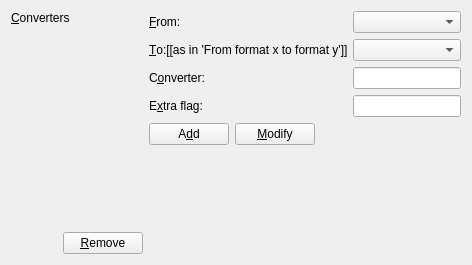
Before: the Qt Designer form src/frontends/qt4/ui/QPrefConvertersUi.ui in cburschka/lyx, drawn with Qt 5.
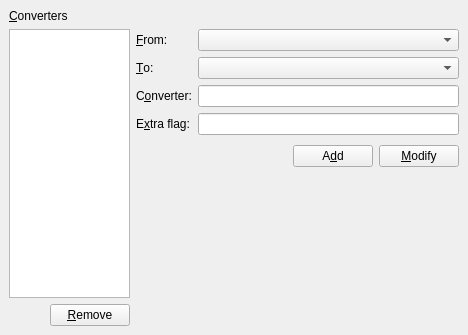
After: the same form once the commit is applied. Custom widgets are drawn as their Qt base class.

```diff
--- a/src/frontends/qt4/ui/QPrefConvertersUi.ui
+++ b/src/frontends/qt4/ui/QPrefConvertersUi.ui
@@ -8,8 +8,8 @@
    <rect>
     <x>0</x>
     <y>0</y>
-    <width>472</width>
-    <height>265</height>
+    <width>468</width>
+    <height>335</height>
    </rect>
   </property>
   <property name="windowTitle" >
@@ -17,28 +17,81 @@
   </property>
   <layout class="QGridLayout" >
    <property name="margin" >
-    <number>11</number>
+    <number>9</number>
    </property>
    <property name="spacing" >
     <number>6</number>
    </property>
-   <item row="0" column="1" >
-    <layout class="QGridLayout" >
-     <property name="margin" >
-      <number>0</number>
+   <item rowspan="7" row="1" column="3" >
+    <spacer>
+     <property name="orientation" >
+      <enum>Qt::Horizontal</enum>
      </property>
-     <property name="spacing" >
-      <number>6</number>
+     <property name="sizeHint" >
+      <size>
+       <width>40</width>
+       <height>291</height>
+      </size>
      </property>
-     <item row="0" column="0" >
-      <layout class="QGridLayout" >
+    </spacer>
+   </item>
+   <item row="6" column="1" colspan="2" >
+    <spacer>
+     <property name="orientation" >
+      <enum>Qt::Vertical</enum>
+     </property>
+     <property name="sizeType" >
+      <enum>QSizePolicy::Expanding</enum>
+     </property>
+     <property name="sizeHint" >
+      <size>
+       <width>323</width>
+       <height>71</height>
+      </size>
+     </property>
+    </spacer>
+   </item>
+   <item row="5" column="1" colspan="2" >
+    <layout class="QHBoxLayout" >
        <property name="margin" >
         <number>0</number>
        </property>
        <property name="spacing" >
         <number>6</number>
        </property>
-       <item row="0" column="1" >
+     <item>
+      <spacer>
+       <property name="orientation" >
+        <enum>Qt::Horizontal</enum>
+       </property>
+       <property name="sizeType" >
+        <enum>QSizePolicy::Expanding</enum>
+       </property>
+       <property name="sizeHint" >
+        <size>
+         <width>111</width>
+         <height>31</height>
+        </size>
+       </property>
+      </spacer>
+     </item>
+     <item>
+      <widget class="QPushButton" name="converterNewPB" >
+       <property name="text" >
+        <string>A&amp;dd</string>
+       </property>
+      </widget>
+     </item>
+     <item>
+      <widget class="QPushButton" name="converterModifyPB" >
+       <property name="text" >
+        <string>&amp;Modify</string>
+       </property>
+      </widget>
+     </item>
+    </layout>
+   </item>
+   <item row="1" column="2" >
         <widget class="QComboBox" name="converterFromCO" >
          <property name="sizePolicy" >
           <sizepolicy>
@@ -50,7 +103,7 @@
          </property>
         </widget>
        </item>
-       <item row="2" column="0" >
+   <item row="3" column="1" >
         <widget class="QLabel" name="converterLA" >
          <property name="text" >
           <string>C&amp;onverter:</string>
@@ -60,7 +113,7 @@
          </property>
         </widget>
        </item>
-       <item row="1" column="1" >
+   <item row="2" column="2" >
         <widget class="QComboBox" name="converterToCO" >
          <property name="sizePolicy" >
           <sizepolicy>
@@ -72,20 +125,20 @@
          </property>
         </widget>
        </item>
-       <item row="3" column="1" >
-        <widget class="QLineEdit" name="converterFlagED" />
-       </item>
-       <item row="1" column="0" >
+   <item row="2" column="1" >
         <widget class="QLabel" name="converterToLA" >
+     <property name="toolTip" >
+      <string>&lt;html>&lt;head>&lt;meta name="qrichtext" content="1" />&lt;/head>&lt;body style=" white-space: pre-wrap; font-family:Sans Serif; font-size:9pt; font-weight:400; font-style:normal; text-decoration:none;">&lt;p style=" margin-top:0px; margin-bottom:0px; margin-left:0px; margin-right:0px; -qt-block-indent:0; text-indent:0px;">[[as in 'From format x to format y']]&lt;/p>&lt;/body>&lt;/html></string>
+     </property>
          <property name="text" >
-          <string>&amp;To:[[as in 'From format x to format y']]</string>
+      <string>&amp;To:</string>
          </property>
          <property name="buddy" >
           <cstring>converterToCO</cstring>
          </property>
         </widget>
        </item>
-       <item row="0" column="0" >
+   <item row="1" column="1" >
         <widget class="QLabel" name="converterFromLA" >
          <property name="text" >
           <string>&amp;From:</string>
@@ -95,10 +148,10 @@
          </property>
         </widget>
        </item>
-       <item row="2" column="1" >
+   <item row="3" column="2" >
         <widget class="QLineEdit" name="converterED" />
        </item>
-       <item row="3" column="0" >
+   <item row="4" column="1" >
         <widget class="QLabel" name="converterFlagLA" >
          <property name="text" >
           <string>E&amp;xtra flag:</string>
@@ -108,85 +161,17 @@
          </property>
         </widget>
        </item>
-      </layout>
-     </item>
-     <item row="2" column="0" >
-      <spacer>
-       <property name="orientation" >
-        <enum>Qt::Vertical</enum>
-       </property>
-       <property name="sizeType" >
-        <enum>QSizePolicy::Expanding</enum>
-       </property>
-       <property name="sizeHint" >
-        <size>
-         <width>20</width>
-         <height>20</height>
-        </size>
-       </property>
-      </spacer>
-     </item>
-     <item row="1" column="0" >
-      <layout class="QHBoxLayout" >
-       <property name="margin" >
-        <number>0</number>
-       </property>
-       <property name="spacing" >
-        <number>6</number>
-       </property>
-       <item>
-        <widget class="QPushButton" name="converterNewPB" >
-         <property name="text" >
-          <string>A&amp;dd</string>
-         </property>
-        </widget>
-       </item>
-       <item>
-        <widget class="QPushButton" name="converterModifyPB" >
-         <property name="text" >
-          <string>&amp;Modify</string>
-         </property>
-        </widget>
-       </item>
-       <item>
-        <spacer>
-         <property name="orientation" >
-          <enum>Qt::Horizontal</enum>
-         </property>
-         <property name="sizeType" >
-          <enum>QSizePolicy::Expanding</enum>
-         </property>
-         <property name="sizeHint" >
-          <size>
-           <width>20</width>
-           <height>20</height>
-          </size>
-         </property>
-        </spacer>
-       </item>
-      </layout>
-     </item>
-    </layout>
-   </item>
-   <item row="0" column="0" >
-    <layout class="QGridLayout" >
-     <property name="margin" >
-      <number>0</number>
-     </property>
-     <property name="spacing" >
-      <number>6</number>
-     </property>
      <item row="0" column="0" >
       <widget class="QLabel" name="formatsLA_2" >
        <property name="text" >
         <string>&amp;Converters</string>
        </property>
        <property name="buddy" >
-        <cstring>convertersLB</cstring>
+      <cstring>convertersLW</cstring>
        </property>
       </widget>
      </item>
-     <item row="2" column="0" >
+   <item row="7" column="0" >
       <layout class="QHBoxLayout" >
        <property name="margin" >
         <number>0</number>
@@ -219,38 +204,15 @@
        </item>
       </layout>
      </item>
-     <item row="1" column="0" >
-      <widget class="Q3ListBox" name="convertersLB" >
-       <property name="sizePolicy" >
-        <sizepolicy>
-         <hsizetype>5</hsizetype>
-         <vsizetype>7</vsizetype>
-         <horstretch>0</horstretch>
-         <verstretch>0</verstretch>
-        </sizepolicy>
-       </property>
-       <property name="vScrollBarMode" >
-        <enum>Q3ScrollView::AlwaysOn</enum>
-       </property>
-       <property name="hScrollBarMode" >
-        <enum>Q3ScrollView::AlwaysOff</enum>
-       </property>
-      </widget>
-     </item>
-    </layout>
+   <item rowspan="6" row="1" column="0" >
+    <widget class="QListWidget" name="convertersLW" />
+   </item>
+   <item row="4" column="2" >
+    <widget class="QLineEdit" name="converterFlagED" />
    </item>
   </layout>
  </widget>
  <pixmapfunction>qPixmapFromMimeSource</pixmapfunction>
- <customwidgets>
-  <customwidget>
-   <class>Q3ListBox</class>
-   <extends></extends>
-   <header>q3listbox.h</header>
-   <container>0</container>
-   <pixmap></pixmap>
-  </customwidget>
- </customwidgets>
  <tabstops>
   <tabstop>convertersLB</tabstop>
   <tabstop>converterFromCO</tabstop>
```
Left out of the diff: 1 changed line with no effect on the pictures. Lines whose indentation alone changed are shown as unchanged.
